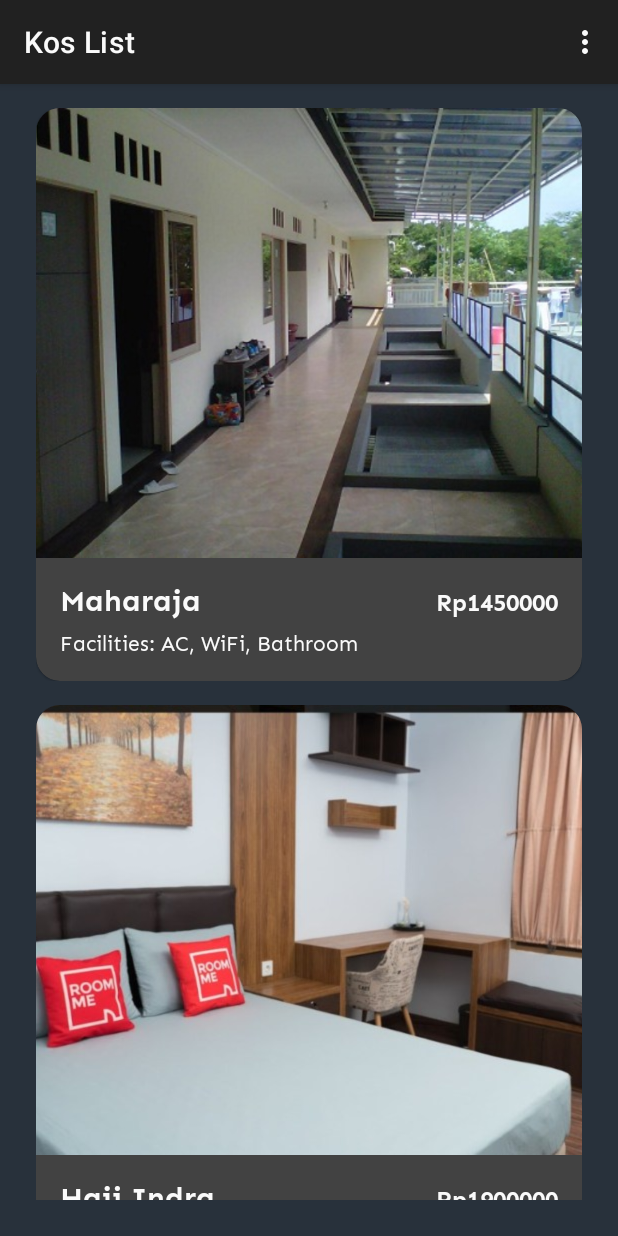
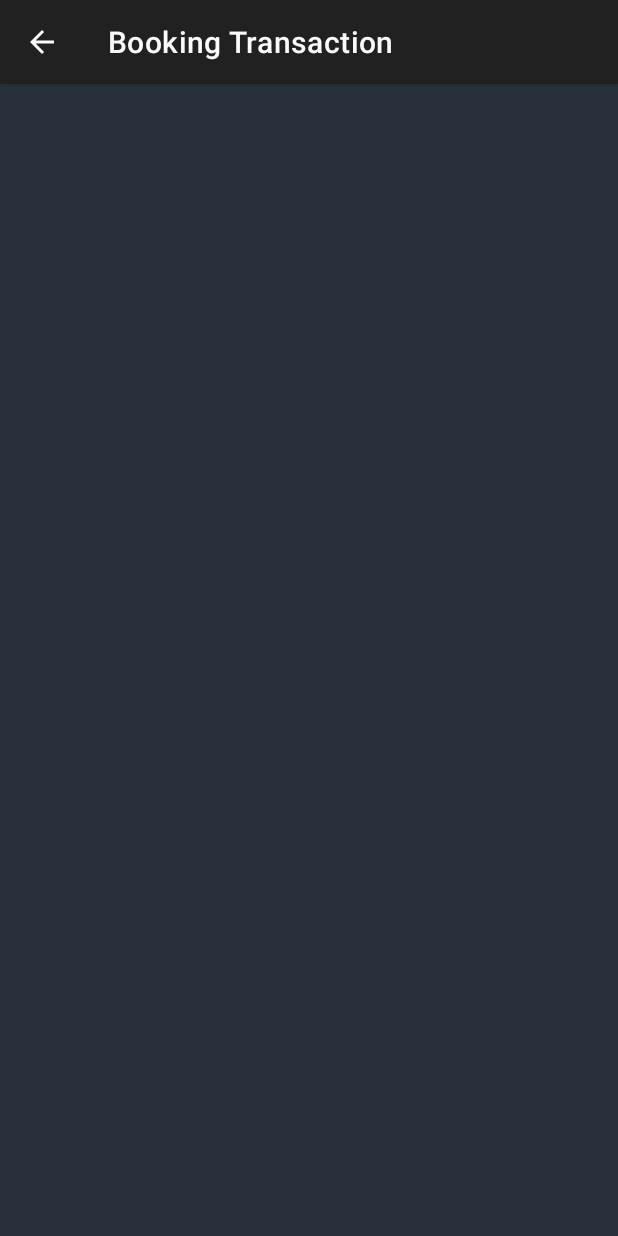
Before and after one commit to werdna521/bluejack-kos, an Android app: the KosListActivity screen opened directly, with no data from a screen before it, in the options menu, after a tap on "Booking Transaction Form", on a phone screen of 412 x 824 dp. Run offline under Robolectric (Android 15) with nearby library versions, the phone set to English and light mode, and no system bars.

Commit message:
Create booking transaction screen where user can see and cancel their bookings

```diff
--- a/app/src/main/AndroidManifest.xml
+++ b/app/src/main/AndroidManifest.xml
@@ -22,6 +22,8 @@
         </activity>
         <activity android:name=".activities.KosDetailActivity">
         </activity>
+        <activity android:name=".activities.BookingActivity">
+        </activity>
     </application>
 
 </manifest>
--- /dev/null
+++ b/app/src/main/java/app/android/werdna/bluejack/kos/activities/BookingActivity.java
@@ -0,0 +1,72 @@
+package app.android.werdna.bluejack.kos.activities;
+
+import android.content.Context;
+import android.content.Intent;
+import android.os.Bundle;
+import android.view.MenuItem;
+
+import androidx.annotation.Nullable;
+import androidx.appcompat.app.AppCompatActivity;
+import androidx.recyclerview.widget.LinearLayoutManager;
+import androidx.recyclerview.widget.RecyclerView;
+
+import com.google.android.material.appbar.MaterialToolbar;
+
+import java.util.ArrayList;
+import java.util.Objects;
+
+import app.android.werdna.bluejack.kos.R;
+import app.android.werdna.bluejack.kos.adapter.BookingAdapter;
+import app.android.werdna.bluejack.kos.db.BookingTransactionDb;
+import app.android.werdna.bluejack.kos.pojos.BookingTransaction;
+import app.android.werdna.bluejack.kos.pojos.User;
+
+public class BookingActivity extends AppCompatActivity {
+
+    private User _user;
+
+    public static Intent createIntent(Context context, User _user) {
+        Intent intent = new Intent(context, BookingActivity.class);
+        intent.putExtra("user", _user);
+        return intent;
+    }
+
+    @Override
+    protected void onCreate(@Nullable Bundle savedInstanceState) {
+        super.onCreate(savedInstanceState);
+        setContentView(R.layout.activity_booking);
+
+        _user = getIntent().getParcelableExtra("user");
+        ArrayList<BookingTransaction> bookingTransactions = filterBookings(BookingTransactionDb.getDb().getAll(),
+                _user);
+
+        RecyclerView recyclerView = findViewById(R.id.booking_recycler);
+        MaterialToolbar toolbar = findViewById(R.id.toolbar);
+        setSupportActionBar(toolbar);
+        Objects.requireNonNull(getSupportActionBar()).setDisplayHomeAsUpEnabled(true);
+
+        BookingAdapter adapter = new BookingAdapter(bookingTransactions, BookingActivity.this, _user);
+        LinearLayoutManager layoutManager = new LinearLayoutManager(BookingActivity.this);
+        recyclerView.setLayoutManager(layoutManager);
+        recyclerView.setAdapter(adapter);
+    }
+
+    @Override
+    public boolean onOptionsItemSelected(MenuItem item) {
+        if (item.getItemId() == android.R.id.home) {
+            finish();
+        }
+        return super.onOptionsItemSelected(item);
+    }
+
+    private ArrayList<BookingTransaction> filterBookings(ArrayList<BookingTransaction> bookingTransactions,
+                                                         User user) {
+        ArrayList<BookingTransaction> bts = new ArrayList<>();
+        for (BookingTransaction bt: bookingTransactions) {
+            if (bt.getUserId().equals(user.getUserId())) {
+                bts.add(bt);
+            }
+        }
+        return bts;
+    }
+}
--- a/app/src/main/java/app/android/werdna/bluejack/kos/activities/KosListActivity.java
+++ b/app/src/main/java/app/android/werdna/bluejack/kos/activities/KosListActivity.java
@@ -5,7 +5,6 @@ import android.content.Intent;
 import android.os.Bundle;
 import android.view.Menu;
 import android.view.MenuItem;
-import android.widget.Toast;
 
 import androidx.annotation.Nullable;
 import androidx.appcompat.app.AppCompatActivity;
@@ -24,6 +23,7 @@ import app.android.werdna.bluejack.kos.pojos.User;
 public class KosListActivity extends AppCompatActivity {
 
     private ArrayList<Kos> _kos;
+    private User _user;
 
     public static Intent createIntent(Context context, User user) {
         Intent intent = new Intent(context, KosListActivity.class);
@@ -37,10 +37,10 @@ public class KosListActivity extends AppCompatActivity {
         setContentView(R.layout.activity_kos_list);
 
         init();
-        User user = getIntent().getParcelableExtra("user");
+        _user = getIntent().getParcelableExtra("user");
 
         RecyclerView recyclerView = findViewById(R.id.kos_list_recycler);
-        KosAdapter adapter = new KosAdapter(_kos, KosListActivity.this, user);
+        KosAdapter adapter = new KosAdapter(_kos, KosListActivity.this, _user);
         LinearLayoutManager layoutManager = new LinearLayoutManager(this);
         recyclerView.setLayoutManager(layoutManager);
         recyclerView.setAdapter(adapter);
@@ -58,7 +58,8 @@ public class KosListActivity extends AppCompatActivity {
     @Override
     public boolean onOptionsItemSelected(MenuItem item) {
         if (item.getItemId() == R.id.booking_transaction_menu_item) {
-            Toast.makeText(this, "Booking", Toast.LENGTH_SHORT).show();
+            Intent intent = BookingActivity.createIntent(KosListActivity.this, _user);
+            startActivity(intent);
         } else if (item.getItemId() == R.id.logout_menu_item) {
             finish();
         }
--- a/app/src/main/java/app/android/werdna/bluejack/kos/db/BookingTransactionDb.java
+++ b/app/src/main/java/app/android/werdna/bluejack/kos/db/BookingTransactionDb.java
@@ -31,4 +31,8 @@ public class BookingTransactionDb {
     public void insert(BookingTransaction bt) {
         _bookingTransactions.add(bt);
     }
+
+    public void remove(BookingTransaction bt) {
+        _bookingTransactions.remove(bt);
+    }
 }
--- /dev/null
+++ b/app/src/main/res/layout/activity_booking.xml
@@ -0,0 +1,29 @@
+<?xml version="1.0" encoding="utf-8"?>
+<androidx.coordinatorlayout.widget.CoordinatorLayout xmlns:android="http://schemas.android.com/apk/res/android"
+    android:layout_width="match_parent"
+    android:layout_height="match_parent"
+    xmlns:app="http://schemas.android.com/apk/res-auto"
+    android:background="#28313B">
+
+    <com.google.android.material.appbar.AppBarLayout
+        android:layout_width="match_parent"
+        android:layout_height="?attr/actionBarSize">
+
+        <com.google.android.material.appbar.MaterialToolbar
+            android:id="@+id/toolbar"
+            android:layout_width="match_parent"
+            android:layout_height="?attr/actionBarSize"
+            android:background="@color/colorPrimary"
+            app:title="@string/booking_transaction"
+            app:titleTextColor="@color/white"/>
+
+    </com.google.android.material.appbar.AppBarLayout>
+
+    <androidx.recyclerview.widget.RecyclerView
+        android:id="@+id/booking_recycler"
+        android:layout_width="match_parent"
+        android:layout_height="match_parent"
+        android:layout_marginBottom="24dp"
+        app:layout_behavior="com.google.android.material.appbar.AppBarLayout$ScrollingViewBehavior" />
+
+</androidx.coordinatorlayout.widget.CoordinatorLayout>
--- a/app/src/main/res/values/strings.xml
+++ b/app/src/main/res/values/strings.xml
@@ -33,4 +33,5 @@
     <string name="logout">Logout</string>
     <string name="book">Book</string>
     <string name="booking_success">Booking successful</string>
+    <string name="booking_transaction">Booking Transaction</string>
 </resources>
```
Also changed, not shown: app/src/main/java/app/android/werdna/bluejack/kos/activities/KosDetailActivity.java (+24 -1 lines), app/src/main/java/app/android/werdna/bluejack/kos/adapter/BookingAdapter.java (added, +125 -0 lines), app/src/main/res/layout/item_booking.xml (added, +47 -0 lines).
